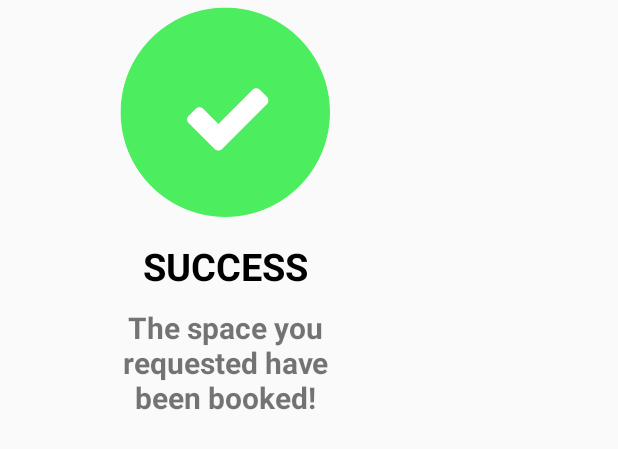
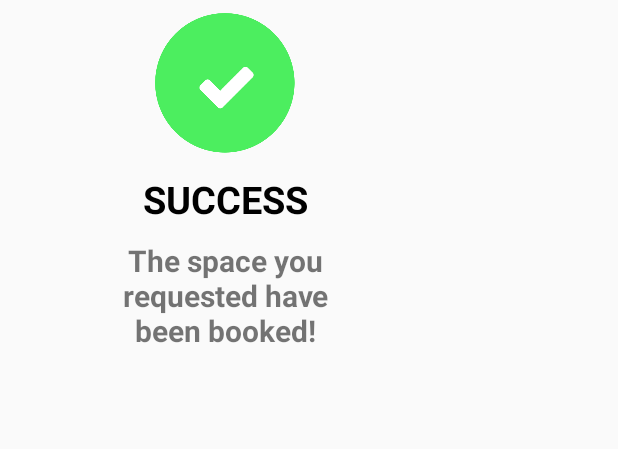
Before and after one commit to artjohn1993/DevHubMobileApp, an Android app: the layout success_layout.xml on its own in the app's theme, with its tools: preview values and no code run, on a phone screen of 412 x 824 dp. Shown: the top 449 px of the screen. Run offline under Robolectric (Android 15) with nearby library versions, the phone set to English and light mode, and no system bars.

```diff
--- a/app/src/main/java/co/devpartners/devhub/api/events/Success.kt
+++ b/app/src/main/java/co/devpartners/devhub/api/events/Success.kt
@@ -5,13 +5,11 @@ import android.app.Dialog
 import android.os.Bundle
 import android.os.Handler
 import android.support.v7.app.AppCompatActivity
-
 import android.view.Window
 import android.widget.Button
 import co.devpartners.devhub.R
 import co.devpartners.devhub.ui.BookingActivity
-import co.devpartners.devhub.ui.MainActivity
-import org.jetbrains.anko.startActivity
+
 
 
 /**
@@ -32,6 +30,7 @@ class Success: AppCompatActivity() {
             dialog.hide()
         }, 2500)
 
+
     }
 
 
--- a/app/src/main/res/layout/confirmation_layout.xml
+++ b/app/src/main/res/layout/confirmation_layout.xml
@@ -4,6 +4,7 @@
     xmlns:app="http://schemas.android.com/apk/res-auto"
     xmlns:tools="http://schemas.android.com/tools"
     android:layout_width="300dp"
+    android:padding="10dp"
     android:layout_height="wrap_content">
 
     <ImageView
--- a/app/src/main/res/layout/success_layout.xml
+++ b/app/src/main/res/layout/success_layout.xml
@@ -4,13 +4,14 @@
     xmlns:app="http://schemas.android.com/apk/res-auto"
     xmlns:tools="http://schemas.android.com/tools"
     android:layout_width="300dp"
+    android:padding="5dp"
     android:layout_height="wrap_content"
   >
 
     <ImageView
         android:id="@+id/checkLogo"
-        android:layout_width="150dp"
-        android:layout_height="150dp"
+        android:layout_width="100dp"
+        android:layout_height="100dp"
         app:layout_constraintEnd_toEndOf="parent"
         app:layout_constraintStart_toStartOf="parent"
         app:layout_constraintTop_toTopOf="parent"
```
Also changed, not shown: app/src/main/java/co/devpartners/devhub/api/events/ConfirmationDialog.kt (+4 -5 lines).
